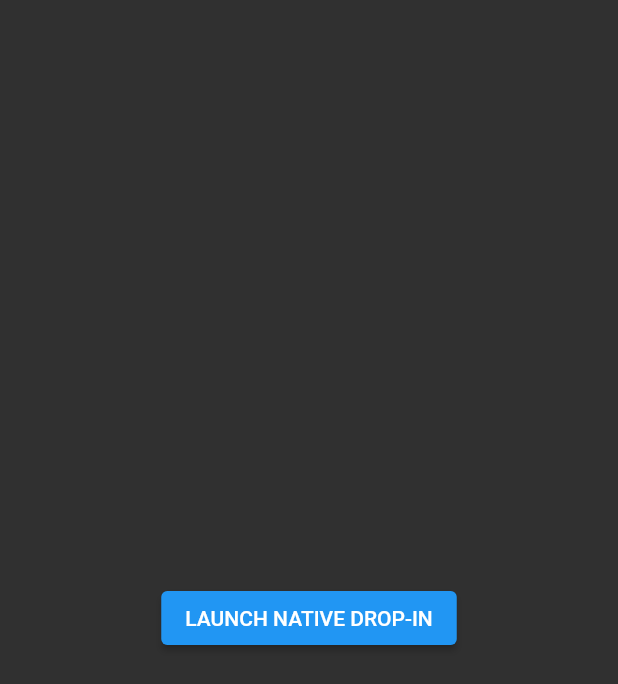
After one commit to 1041harpreet/doabaindianRestaurent, a Flutter app: the BraintreePayment screen opened directly, after a tap on "LAUNCH NATIVE DROP-IN", on a phone screen of 412 x 824 dp. The commit adds this screen. Shown: the top 684 px of the screen. Run offline on Flutter 3.47's test engine with Material 2 defaults, Android fonts, the light colour scheme and no system bars; our stand-ins replace auto_animated, auto_size_text, avatar_glow, awesome_notifications, badges, cached_network_image and 16 more; missing offline and left inert: awesome_notifications_fcm, flutter_braintree, flutter_paypal, iconify_flutter, mailer, maps_launcher and 1 more; accounts and stored records are empty; statements that could not run were skipped.

Commit message:
new updates

```diff
--- a/lib/config/const.dart
+++ b/lib/config/const.dart
@@ -4,8 +4,11 @@ import 'package:flutter/material.dart';
 
 class Const {
  final String clientID="AV_19mRnmAp7FA-Rz6-WNt24v0UtHZ_tQ6IteKmaSA06448NPi5qaRdCMHSMLMSVIqOxwqI_rC9IznWt";
- final String secret="EGDBxUw87alcpYQZ0oOabJW31Tqhxn8gmOI4vtGkHLfq2ucQxschBffOyszGleUGUq0bwaOYXW_G3yr5";
+ final String secret="AV_19mRnmAp7FA-Rz6-WNt24v0UtHZ_tQ6IteKmaSA06448NPi5qaRdCMHSMLMSVIqOxwqI_rC9IznWt";
+ final String token="sandbox_w3q96pkh_cs7spj4bw7s5t3ts";
 
+ // final String clientID="AZbHMGz0SUcWEehZTTWQHkXbboJsK6yZ3BcG2BwAlk0zZhtgvrgfsA8SF6L1aZT5fNaLBeBU6CfL8s9z";
+ // final String secret="EPN4MdZaYRZiTd-Fn-c3SXvHt9BAo0MmiLtFG4OY_dZWZWE3Xw_S0QtNy6M5ntZLmyzJU9i9mTogsrxk";
 
  var key="AAAAD0_2908:APA91bGdGFnWuTIGHdukayVhDlcnmAASN2terfMf0SGaT-cmCEPqyWPqPdx2GnWqSDQgaLpduEAgRdZL-s1W8LA9CGXti-CIuF4bizvNwiwEoqGymG3WJVb6a_rjcvyYnONhnIsiVEBv";
   size(context) {
--- a/lib/screens/navBar/home_page/categories/builder.dart
+++ b/lib/screens/navBar/home_page/categories/builder.dart
@@ -4,6 +4,7 @@ import 'package:cloud_firestore/cloud_firestore.dart';
 import 'package:flutter/cupertino.dart';
 import 'package:flutter/material.dart';
 import 'package:flutter/widgets.dart';
+import 'package:google_fonts/google_fonts.dart';
 import 'package:restaurent.app/config/config.dart';
 import 'package:restaurent.app/widgets/category_item.dart';
 import 'package:restaurent.app/screens/navBar/home_page/product_details_view.dart';
@@ -39,7 +40,6 @@ Widget cartlistBuilder(
                     children: [
                       Expanded(
                         child: ListView.builder(
-
                           shrinkWrap: true,
                           itemCount: cartprovider.orderItem.length,
                           itemBuilder: (context, index) {
@@ -328,7 +328,7 @@ Widget largeItem(wsize, hsize, item) {
             ),
             Text(
               item.title,
-              style: TextStyle(
+              style: GoogleFonts.mulish(
                   color: Colors.black,
                   fontSize: wsize * 0.045,
                   fontWeight: FontWeight.bold),
--- a/lib/services/connection_service.dart
+++ b/lib/services/connection_service.dart
@@ -42,7 +42,6 @@ checkconnection()async{
   showDialogBox() => Get.dialog(
     barrierDismissible: false,
     CupertinoAlertDialog(
-
       title: const Text('No Connection'),
       content: const Text('Please check your internet connectivity'),
       actions: <Widget>[
--- /dev/null
+++ b/lib/services/payment/test_braintree.dart
@@ -0,0 +1,56 @@
+import 'package:flutter/material.dart';
+import 'package:flutter_braintree/flutter_braintree.dart';
+import 'package:restaurent.app/services/payment/payment_success_screen.dart';
+
+import '../../config/const.dart';
+
+class BraintreePayment extends StatelessWidget {
+  const BraintreePayment({Key? key}) : super(key: key);
+
+  @override
+  Widget build(BuildContext context) {
+    return Scaffold(
+      body: Center(
+        child:
+        ElevatedButton(
+            onPressed: () async {
+              final request = BraintreeDropInRequest(
+                clientToken: Const().token,
+                collectDeviceData: true,
+                paypalRequest: BraintreePayPalRequest(
+                    amount: '4.9',
+                    currencyCode: "USD",
+                  displayName: "hello",
+                  billingAgreementDescription: 'billing description'
+                ),
+              );
+              BraintreeDropInResult? result = await BraintreeDropIn.start(request);
+              if (result != null) {
+
+                print(result.paymentMethodNonce.paypalPayerId);
+                print(result.paymentMethodNonce.nonce);
+                print(result.paymentMethodNonce.description);
+                print(result.paymentMethodNonce.typeLabel);
+                // we have no once
+                // Navigator.push(context, MaterialPageRoute(builder: (context) => SuccessPage(
+                //   payby: "Payby",
+                //   amount: "35",
+                //   currency: "USD",
+                //   date: "Date",
+                //   transactionId: "23456234567",
+
+              //   ),
+              // ));
+                print('success');
+              } else {
+                print('failed');
+                // showErrorToast(message: 'Payment was  canceled.');
+              }
+            },
+            child: Text('LAUNCH NATIVE DROP-IN')
+
+        ),
+      ),
+    );
+  }
+}
--- a/pubspec.yaml
+++ b/pubspec.yaml
@@ -62,6 +62,9 @@ dependencies:
   shared_preferences: ^2.0.16
   sqflite: ^2.2.3
   path: ^1.8.0
+  flutter_braintree: ^2.3.1
+  flutter_paypal_native: ^0.0.6
+  avatar_glow: ^2.0.2
   # The following adds the Cupertino Icons font to your application.
   # Use with the CupertinoIcons class for iOS style icons.
   cupertino_icons:
```
Also changed, not shown: lib/screens/navBar/cart_Page/checkout_page.dart (+25 -22 lines), lib/screens/navBar/home_page/product_details_view.dart (+53 -50 lines), lib/widgets/cart_item.dart (+24 -14 lines), lib/widgets/category_item.dart (+30 -21 lines), pubspec.lock, 2 other files.
